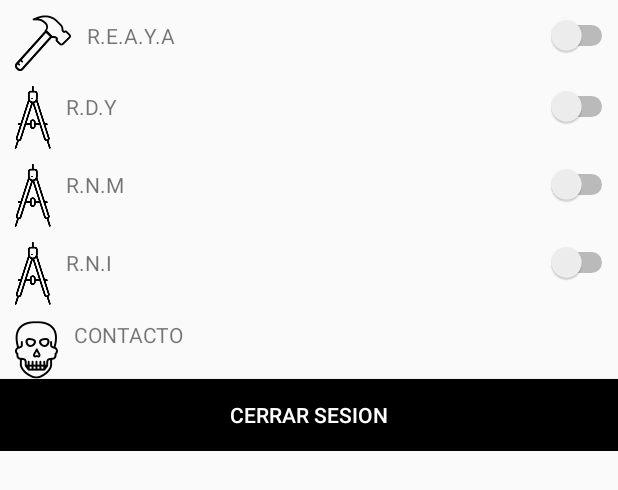
After one commit to franciscocarranza/google_maps_test, an Android app: the layout layout_sliding_switches.xml on its own in the app's theme, with its tools: preview values and no code run, on a phone screen of 412 x 824 dp. The commit adds this screen. Shown: the top 490 px of the screen. Run offline under Robolectric (Android 15) with nearby library versions, the phone set to English and light mode, and no system bars.

Commit message:
sliding up panel functional
added new layout with widgets for sliding panel

```diff
--- a/app/src/main/AndroidManifest.xml
+++ b/app/src/main/AndroidManifest.xml
@@ -21,7 +21,7 @@
             android:name="com.google.android.gms.version"
             android:value="@integer/google_play_services_version" />
 
-        <activity android:name=".MainActivity">
+        <activity android:name=".SlidingUpPanelActivity">
             <intent-filter>
                 <action android:name="android.intent.action.MAIN" />
 
@@ -30,7 +30,9 @@
         </activity>
         <activity android:name=".MapActivity" />
         <activity android:name=".RegistroActivity" />
-        <activity android:name=".SlidingUpPanelActivity"></activity>
+        <activity android:name=".MainActivity">
+
+        </activity>
     </application>
 
 </manifest>
--- /dev/null
+++ b/app/src/main/res/layout/layout_sliding_switches.xml
@@ -0,0 +1,145 @@
+<?xml version="1.0" encoding="utf-8"?>
+<RelativeLayout
+    xmlns:android="http://schemas.android.com/apk/res/android"
+    android:layout_width="match_parent"
+    android:layout_height="wrap_content"
+    android:layout_marginTop="10dp">
+
+    <LinearLayout
+        android:id="@+id/ly_reaya"
+        android:layout_width="match_parent"
+        android:layout_height="wrap_content"
+        android:layout_marginStart="10dp">
+
+        <ImageView
+            android:layout_width="wrap_content"
+            android:layout_height="wrap_content"
+            android:src="@drawable/ic_hammer" />
+
+        <TextView
+            android:layout_width="wrap_content"
+            android:layout_height="wrap_content"
+            android:text="@string/r_e_a_y_a"
+            android:layout_marginStart="10dp"/>
+
+        <Switch
+            android:id="@+id/btn_reaya"
+            android:layout_width="0dp"
+            android:layout_height="wrap_content"
+            android:layout_weight="1"/>
+
+    </LinearLayout>
+
+    <LinearLayout
+        android:id="@+id/ly_rdy"
+        android:layout_width="match_parent"
+        android:layout_height="wrap_content"
+        android:layout_below="@id/ly_reaya"
+        android:layout_marginStart="10dp"
+        android:layout_marginTop="10dp">
+
+        <ImageView
+            android:layout_width="wrap_content"
+            android:layout_height="wrap_content"
+            android:src="@drawable/ic_compass"/>
+
+        <TextView
+            android:layout_width="wrap_content"
+            android:layout_height="wrap_content"
+            android:text="@string/r_d_y"
+            android:layout_marginStart="10dp"/>
+
+        <Switch
+            android:id="@+id/btn_rdy"
+            android:layout_width="0dp"
+            android:layout_height="wrap_content"
+            android:layout_weight="1"/>
+
+    </LinearLayout>
+
+    <LinearLayout
+        android:id="@+id/ly_rnm"
+        android:layout_width="match_parent"
+        android:layout_height="wrap_content"
+        android:layout_below="@id/ly_rdy"
+        android:layout_marginStart="10dp"
+        android:layout_marginTop="10dp">
+
+        <ImageView
+            android:layout_width="wrap_content"
+            android:layout_height="wrap_content"
+            android:src="@drawable/ic_compass"/>
+
+        <TextView
+            android:layout_width="wrap_content"
+            android:layout_height="wrap_content"
+            android:text="@string/r_n_m"
+            android:layout_marginStart="10dp"/>
+
+        <Switch
+            android:id="@+id/btn_rnm"
+            android:layout_width="0dp"
+            android:layout_height="wrap_content"
+            android:layout_weight="1"/>
+
+    </LinearLayout>
+
+    <LinearLayout
+        android:id="@+id/ly_rni"
+        android:layout_width="match_parent"
+        android:layout_height="wrap_content"
+        android:layout_below="@id/ly_rnm"
+        android:layout_marginStart="10dp"
+        android:layout_marginTop="10dp">
+
+        <ImageView
+            android:layout_width="wrap_content"
+            android:layout_height="wrap_content"
+            android:src="@drawable/ic_compass"/>
+
+        <TextView
+            android:layout_width="wrap_content"
+            android:layout_height="wrap_content"
+            android:text="@string/r_n_i"
+            android:layout_marginStart="10dp"/>
+
+        <Switch
+            android:id="@+id/btn_rni"
+            android:layout_width="0dp"
+            android:layout_height="wrap_content"
+            android:layout_weight="1"/>
+
+    </LinearLayout>
+
+    <LinearLayout
+        android:id="@+id/ly_contacto"
+        android:layout_width="match_parent"
+        android:layout_height="wrap_content"
+        android:layout_below="@id/ly_rni"
+        android:layout_marginStart="10dp"
+        android:layout_marginTop="10dp">
+
+        <ImageView
+            android:layout_width="wrap_content"
+            android:layout_height="wrap_content"
+            android:src="@drawable/ic_black_skull"/>
+
+        <TextView
+            android:id="@+id/txt_contacto"
+            android:layout_width="wrap_content"
+            android:layout_height="wrap_content"
+            android:text="@string/contacto"
+            android:layout_marginStart="10dp"/>
+
+    </LinearLayout>
+
+    <Button
+        android:id="@+id/btn_cerrar_sesion"
+        android:layout_width="match_parent"
+        android:layout_height="wrap_content"
+        android:layout_below="@id/ly_contacto"
+        android:background="@color/black"
+        android:textColor="@color/blanco"
+        android:text="@string/cerrar_sesion"/>
+
+</RelativeLayout>
--- a/app/src/main/res/values/strings.xml
+++ b/app/src/main/res/values/strings.xml
@@ -1,6 +1,7 @@
 <resources>
     <string name="app_name">GoogleMaps</string>
     <string name="api_key">AIzaSyD3rSFjCrYs-jvk-PoOUABXzEAhv47J2bU</string>
+    <string name="jub">julian is a cool boi</string>
     <string name="entrar">entrar</string>
     <string name="user_name">USUARIO</string>
     <string name="password">CONTRASEÑA</string>
@@ -9,12 +10,15 @@
     <string name="nombre">NOMBRE</string>
     <string name="email">EMAIL</string>
     <string name="crear_cuenta">crear cuenta</string>
-    <string name="hello">hello</string>
-    <string name="follow">follow</string>
+    <string name="mostrar">MOSTRAR</string>
+    <string name="ocultar">OCULTAR</string>
     <string name="action_settings">Settings</string>
-    <string name="action_hide">Hide Panel</string>
-    <string name="action_show">Show Panel</string>
-    <string name="action_anchor_enable">Enable Anchor Point</string>
-    <string name="action_anchor_disable">Disable Anchor Point</string>
     <string name="acepto_terminos">Acepto los terminos y condiciones</string>
+    <string name="cerrar_sesion">CERRAR SESION</string>
+    <string name="contacto">CONTACTO</string>
+    <string name="r_e_a_y_a">R.E.A.Y.A</string>
+    <string name="r_d_y">R.D.Y</string>
+    <string name="r_n_m">R.N.M</string>
+    <string name="r_n_i">R.N.I</string>
+
 </resources>
```
Also changed, not shown: app/src/main/java/com/example/luic0/googlemaps/SlidingUpPanelActivity.java (+8 -32 lines), app/src/main/res/layout/activity_sliding_up_panel.xml (+18 -14 lines), app/src/main/res/drawable-hdpi/ic_black_skull.png (added), app/src/main/res/drawable-mdpi/ic_black_skull.png (added), app/src/main/res/drawable-xhdpi/ic_black_skull.png (added), app/src/main/res/drawable-xxhdpi/ic_black_skull.png (added), app/src/main/res/drawable-xxxhdpi/ic_black_skull.png (added), 1 other file.
